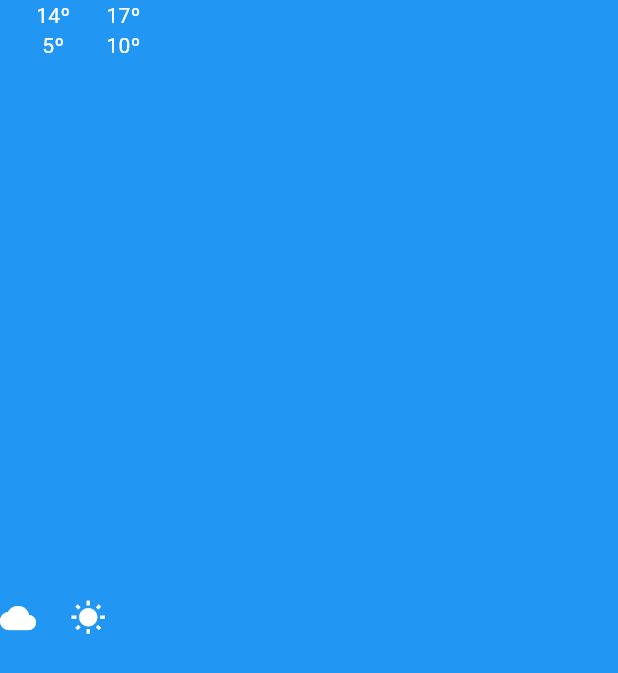
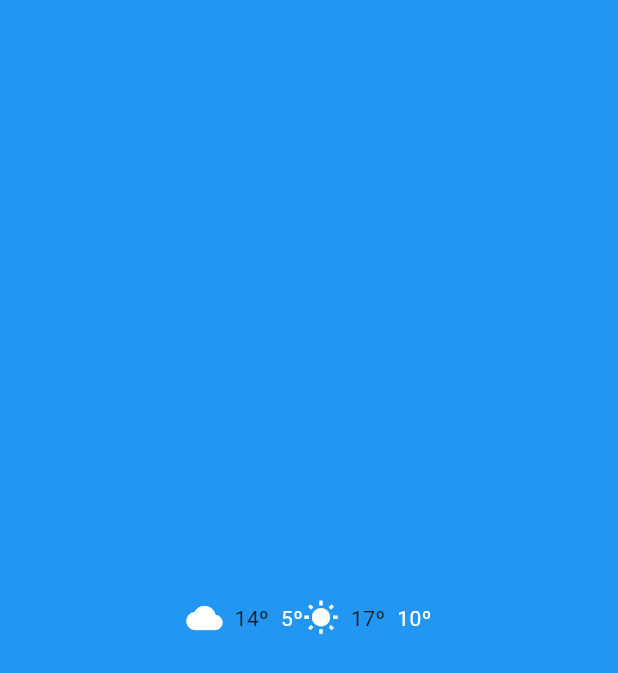
Before and after one commit to rllisom/ProyectosFlutter, a Flutter app: the screen it shows after launch, on a phone screen of 412 x 824 dp. Shown: the top 673 px of the screen. Run offline on Flutter 3.47's test engine with Material 3 defaults, Android fonts, the phone set to English and light mode, and no system bars; statements that could not run were skipped.

Commit message:
Widget 13/01

```diff
--- a/ud04_02_widget_bottom/flutter_widget_bottom/lib/main.dart
+++ b/ud04_02_widget_bottom/flutter_widget_bottom/lib/main.dart
@@ -14,7 +14,7 @@ class MyApp extends StatelessWidget {
     return MaterialApp(
       title: 'Flutter Demo',
       theme: ThemeData(
-        colorScheme: .fromSeed(seedColor: Colors.deepPurple),
+        colorScheme: ColorScheme.fromSeed(seedColor: Colors.deepPurple),
       ),
       home: const HomePageView(),
     );
--- a/ud04_02_widget_bottom/flutter_widget_bottom/lib/pages/home_page_view.dart
+++ b/ud04_02_widget_bottom/flutter_widget_bottom/lib/pages/home_page_view.dart
@@ -14,7 +14,7 @@ class HomePageView extends StatelessWidget {
         height: double.infinity,
         child: Row(
           crossAxisAlignment: CrossAxisAlignment.center,
-          mainAxisAlignment: MainAxisAlignment.start,
+          mainAxisAlignment: MainAxisAlignment.center,
           children: [
             WidgetTimeMeteo(icon: Icons.wb_cloudy, tempMax: '14º', tempMin: '5º'),
             WidgetTimeMeteo(icon: Icons.wb_sunny, tempMax: '17º', tempMin: '10º')
--- a/ud04_02_widget_bottom/flutter_widget_bottom/lib/shared/widget_time_meteo.dart
+++ b/ud04_02_widget_bottom/flutter_widget_bottom/lib/shared/widget_time_meteo.dart
@@ -17,14 +17,12 @@ class WidgetTimeMeteo extends StatelessWidget {
   Widget build(BuildContext context) {
     return Row(
       children: [
-        Icon(icon,color: Colors.white,),
-        Column(
-          children: [
-            Text(tempMax,
-              style: TextStyle(color: Colors.white) ,),
-            Text(tempMin,style: TextStyle(color: Colors.white),)
-          ],
-        )
+        Icon(icon, color: Colors.white),
+        const SizedBox(width: 8),
+
+        Text(tempMax, style: const TextStyle(color: Colors.)),
+        const SizedBox(width: 8),
+        Text(tempMin, style: const TextStyle(color: Colors.white)),
       ],
     );
   }
```
